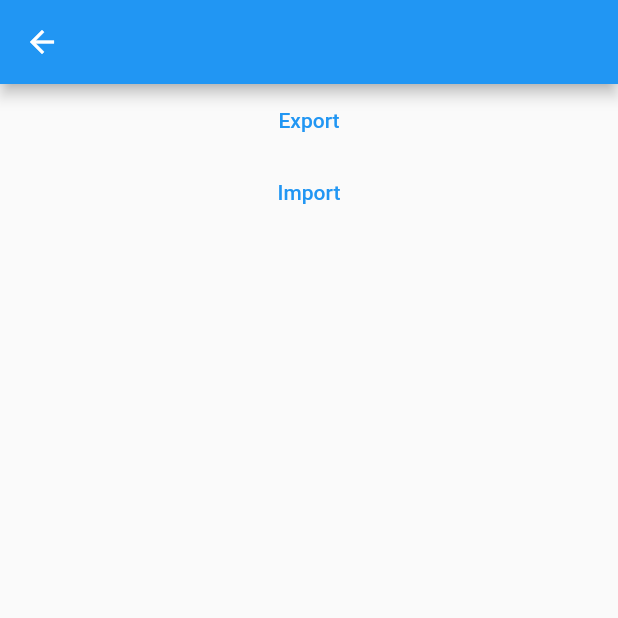
After one commit to M-y/yababos, a Flutter app: the BackupWidget screen opened by its route, after a tap on "Import", on a phone screen of 412 x 824 dp, the top half of it. The commit adds this screen. Run offline on Flutter 3.47's test engine with Material 2 defaults, Android fonts, the phone set to English and light mode, and no system bars; our stand-ins replace csv, equatable, file_picker, flutter_bloc, flutter_chips_input, sqflite; accounts and stored records are empty; statements that could not run were skipped.

Commit message:
backup view

```diff
--- a/lib/app.dart
+++ b/lib/app.dart
@@ -1,6 +1,7 @@
 import 'package:flutter/material.dart';
 import 'package:flutter_bloc/flutter_bloc.dart';
 import 'package:flutter_localizations/flutter_localizations.dart';
+import 'package:yababos/views/backup.dart';
 import 'package:yababos/views/tags.dart';
 import 'blocs/wallet.dart';
 import 'generated/l10n.dart';
@@ -25,6 +26,7 @@ class Yababos extends StatelessWidget {
       routes: {
         '/wallets': (rcontext) => WalletsWidget(),
         '/tags': (rcontext) => TagsWidget(),
+        '/backup': (rcontext) => BackupWidget(),
       },
       home: BlocBuilder<WalletBloc, WalletState>(builder: (context, state) {
         if (state is WalletsLoaded) {
--- /dev/null
+++ b/lib/views/backup.dart
@@ -0,0 +1,61 @@
+import 'dart:io';
+
+import 'package:flutter/material.dart';
+import 'package:flutter_bloc/flutter_bloc.dart';
+import 'package:yababos/blocs/backup.dart';
+import 'package:yababos/events/backup.dart';
+import 'package:yababos/states/backup.dart';
+import 'package:file_picker/file_picker.dart';
+
+class BackupWidget extends StatelessWidget {
+  @override
+  Widget build(BuildContext context) {
+    return Scaffold(
+      appBar: AppBar(),
+      body: BlocBuilder<BackupBloc, BackupState>(
+        builder: (bcontext, state) {
+          if (state is BackupComplete) {
+            FilePicker.platform
+                .saveFile(
+              dialogTitle: 'Please select an output file:',
+              fileName: 'export.csv',
+            )
+                .then((fileName) {
+              if (fileName != null) {
+                File file = File(fileName);
+                file.writeAsString(state.csv);
+              }
+            });
+          }
+          if (state is BackupLoaded) {
+            ScaffoldMessenger.of(context).showSnackBar(SnackBar(
+              content: Text(state.count.toString() + ' transactions loaded.'),
+            ));
+          }
+          return Center(
+            child: Column(
+              children: [
+                TextButton(
+                  onPressed: () =>
+                      BlocProvider.of<BackupBloc>(context)..add(BackupCreate()),
+                  child: Text('Export'),
+                ),
+                TextButton(
+                  onPressed: () {
+                    FilePicker.platform.pickFiles().then((result) {
+                      File file = File(result.files.single.path);
+                      file.readAsString().then((csv) =>
+                          BlocProvider.of<BackupBloc>(context)
+                            ..add(BackupLoad(csv)));
+                    });
+                  },
+                  child: Text('Import'),
+                ),
+              ],
+            ),
+          );
+        },
+      ),
+    );
+  }
+}
--- a/lib/views/wallet.dart
+++ b/lib/views/wallet.dart
@@ -88,6 +88,7 @@ class WalletWidgetState extends State<WalletWidget> {
                     title: Text(S.of(context).backup),
                     onTap: () {
                       Navigator.pop(context);
+                      Navigator.of(context).pushNamed('/backup');
                     },
                   ),
                 ],
```
Also changed, not shown: lib/main.dart (+9 -0 lines).
